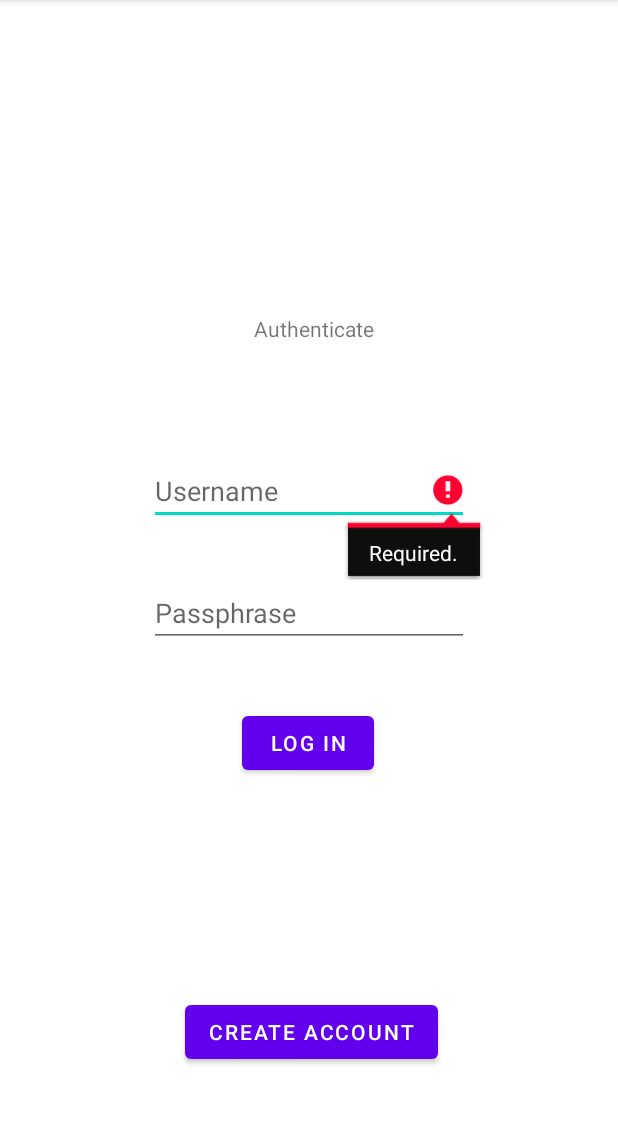
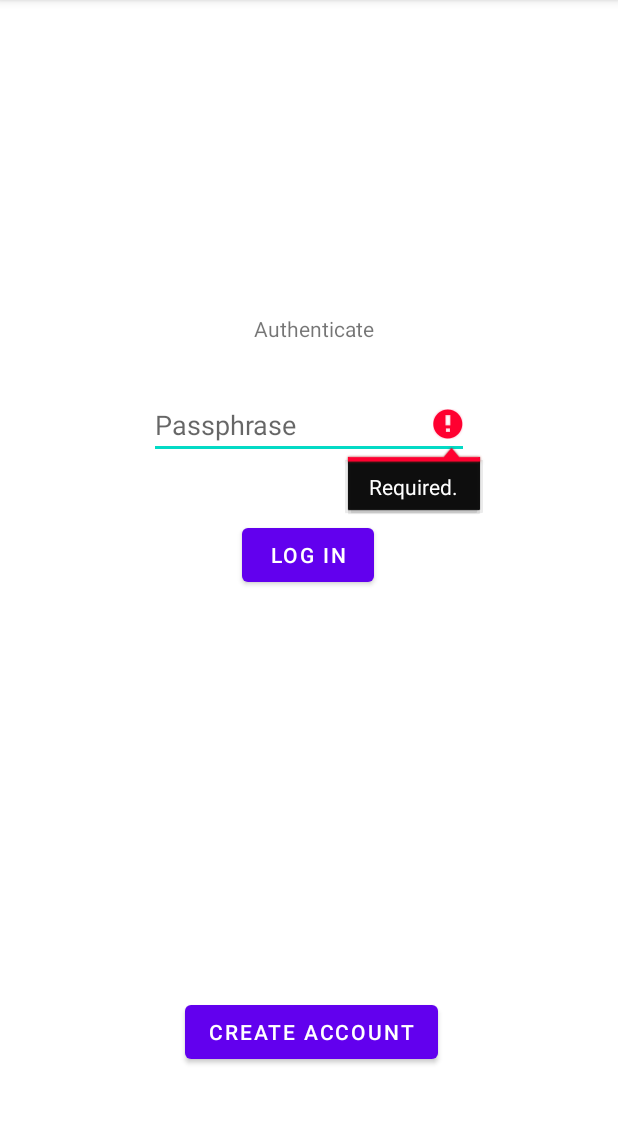
Before and after one commit to emkarcinos/DBSM_SecureNote, an Android app: the screen it shows after launch (MainActivity), after a tap on "LOG IN", on a phone screen of 412 x 824 dp, the part 84-1208 px from its top. Run offline under Robolectric (Android 15) with nearby library versions, the light colour scheme and no system bars.

Commit message:
Re-implemented main activity

```diff
--- a/app/src/main/java/emkarcinos/dbsm_securenote/MainActivity.kt
+++ b/app/src/main/java/emkarcinos/dbsm_securenote/MainActivity.kt
@@ -1,12 +1,15 @@
 package emkarcinos.dbsm_securenote
 
 import android.content.Intent
+import android.graphics.drawable.ColorDrawable
 import androidx.biometric.BiometricManager
 import androidx.appcompat.app.AppCompatActivity
 import android.os.Bundle
 import android.view.View
+import android.widget.Button
 import android.widget.EditText
 import android.widget.Toast
+import androidx.appcompat.app.AlertDialog
 import androidx.biometric.BiometricManager.Authenticators.BIOMETRIC_STRONG
 import androidx.biometric.BiometricPrompt
 import androidx.core.content.ContextCompat
@@ -14,52 +17,53 @@ import emkarcinos.dbsm_securenote.backend.FileManager
 import emkarcinos.dbsm_securenote.backend.Security
 import emkarcinos.dbsm_securenote.backend.User
 import emkarcinos.dbsm_securenote.backend.UserManager
-import java.security.SecureRandom
 import javax.crypto.Cipher
-import javax.crypto.spec.IvParameterSpec
 import kotlin.system.exitProcess
 
 class MainActivity : AppCompatActivity() {
     private lateinit var biometricPrompt: BiometricPrompt
-    // Timeout between consecutive login attempts
-    private val loginTimeout = 1000L
-    private var lastButtonClickTime = 0L
-    private lateinit var usernameBox: EditText
+
     private lateinit var passwordBox: EditText
+    private lateinit var dialogBuilder: AlertDialog.Builder
+    private lateinit var dialog: AlertDialog
     var note = ""
-
 
     override fun onCreate(savedInstanceState: Bundle?) {
         super.onCreate(savedInstanceState)
         setContentView(R.layout.activity_main)
-        usernameBox = findViewById(R.id.usernameInputBox)
         passwordBox = findViewById(R.id.passwordInputBox)
         // FileManager setup
         FileManager.init(applicationContext.filesDir)
 
-        lastButtonClickTime = System.currentTimeMillis()
+        if(!FileManager.userFileExists())
+            showFirstRunPopup()
+        else {
+            val btn = findViewById<Button>(R.id.registerButton)
+            btn.visibility=View.GONE
+        }
     }
 
-    private fun createCryptoObject(operation: Int): BiometricPrompt.CryptoObject {
-        val iv: ByteArray
-        when {
-            FileManager.noteExists() and (operation == Cipher.DECRYPT_MODE) -> {
-                iv = FileManager.readIv()!!
-            }
-            else -> {
-                iv = ByteArray(16)
-                val random = SecureRandom()
-                random.nextBytes(iv)
-            }
+    private fun createCryptoObject(): BiometricPrompt.CryptoObject {
+        Security.cipherRSA.init(Cipher.DECRYPT_MODE, Security.getOrCreateKeyFromKeystore().private)
+        return BiometricPrompt.CryptoObject(Security.cipherRSA)
+    }
+
+    private fun showFirstRunPopup(){
+        dialogBuilder = AlertDialog.Builder(this)
+        val popupView = layoutInflater.inflate(R.layout.first_login_popup, null);
+
+        dialogBuilder.setView(popupView)
+        dialog = dialogBuilder.create()
+        dialog.window?.setBackgroundDrawable(ColorDrawable(0))
+        val button = popupView.findViewById<Button>(R.id.getStartedBtn)
+
+        button.setOnClickListener {
+            val intent = Intent(this, Register::class.java)
+            startActivity(intent)
         }
-        val ivParameterSpec = IvParameterSpec(iv)
-
-        Security.cipherAESCBC.init(operation, Security.getOrCreateKeyFromKeystore("securenote"), ivParameterSpec)
-
-        return BiometricPrompt.CryptoObject(Security.cipherAESCBC)
+        dialog.show()
 
     }
-
 
     fun switchToRegisterPage(v: View) {
         val intent = Intent(this, Register::class.java)
@@ -67,10 +71,7 @@ class MainActivity : AppCompatActivity() {
     }
 
     fun loginButtonClick(v: View){
-        if(System.currentTimeMillis() - lastButtonClickTime < loginTimeout)
-            return
         val user = authenticate()
-        lastButtonClickTime = System.currentTimeMillis()
         if(user != null){
             Toast.makeText(this,"Successfully authenticated.", Toast.LENGTH_SHORT).show()
             val intent = Intent(this, NoteActivity::class.java)
@@ -118,46 +119,25 @@ class MainActivity : AppCompatActivity() {
             exitProcess(1)
     }
 
-    private fun getLoggedUsersNote() {
-        val noteBox = findViewById<EditText>(R.id.noteTextBox)
-
-        val loadedNote = FileManager.readNote()
-        if (loadedNote != null)
-            note = loadedNote
-        noteBox.setText(note)
-    }
-
 
     private fun clearTextBoxes(){
-        usernameBox.editableText.clear()
         passwordBox.editableText.clear()
     }
 
 
     private fun authenticate(): User?{
-        usernameBox.error = null
         passwordBox.error = null
 
-        val username = usernameBox.editableText.toString().trim()
         val password = passwordBox.editableText.toString().trim()
 
-        if(username.isEmpty()){
-            usernameBox.error = "Required."
-            return null
-        }
         if(password.isEmpty()){
             passwordBox.error = "Required."
             return null
         }
 
-        val user = UserManager.getUserByName(username)
+        val user = UserManager.getUser()
 
-        if(user == null){
-            usernameBox.error = "This user does not exist."
-            return null
-        }
-
-        if(!UserManager.validateCredentials(user, password)){
+        if(!UserManager.validateCredentials(user!!, password)){
             passwordBox.editableText.clear()
             passwordBox.error = "Invalid passphrase."
             return null
--- a/app/src/main/res/layout/activity_main.xml
+++ b/app/src/main/res/layout/activity_main.xml
@@ -19,30 +19,17 @@
         app:layout_constraintVertical_bias="0.28" />
 
     <EditText
-        android:id="@+id/usernameInputBox"
+        android:id="@+id/passwordInputBox"
         android:layout_width="wrap_content"
         android:layout_height="wrap_content"
-        android:layout_marginTop="76dp"
+        android:layout_marginTop="32dp"
         android:ems="10"
-        android:hint="@string/username_input_text"
+        android:hint="@string/password_input_text"
         android:importantForAutofill="no"
-        android:inputType="textPersonName"
+        android:inputType="textPassword"
         app:layout_constraintEnd_toEndOf="parent"
         app:layout_constraintStart_toStartOf="parent"
         app:layout_constraintTop_toBottomOf="@+id/textUsername" />
-
-    <EditText
-        android:id="@+id/passwordInputBox"
-        android:layout_width="wrap_content"
-        android:layout_height="wrap_content"
-        android:layout_marginTop="36dp"
-        android:ems="10"
-        android:hint="@string/password_input_text"
-        android:inputType="textPassword"
-        app:layout_constraintEnd_toEndOf="parent"
-        app:layout_constraintStart_toStartOf="parent"
-        app:layout_constraintTop_toBottomOf="@+id/usernameInputBox"
-        android:importantForAutofill="no" />
 
     <Button
         android:id="@+id/loginButton"
```
